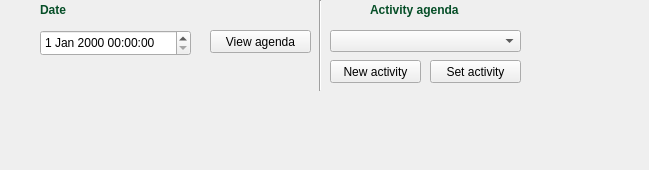
Before: the Qt Designer form humanObserverAgent_GUI/src/mainUI.ui in rahulkatiyar19955/gsoc-gui-dev, drawn with Qt 5.
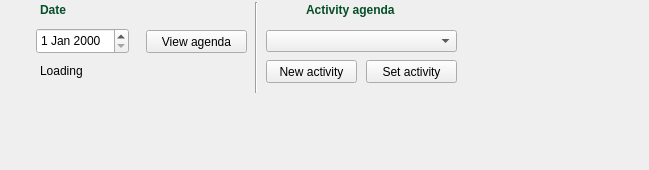
After: the same form once the commit is applied. Icons and pictures are not drawn.

Patch:
```diff
--- a/humanObserverAgent_GUI/src/mainUI.ui
+++ b/humanObserverAgent_GUI/src/mainUI.ui
@@ -13,16 +13,6 @@
   <property name="windowTitle">
    <string>humanObserverAgent_GUI</string>
   </property>
-  <widget class="QDateTimeEdit" name="dateTimeEdit">
-   <property name="geometry">
-    <rect>
-     <x>40</x>
-     <y>30</y>
-     <width>151</width>
-     <height>26</height>
-    </rect>
-   </property>
-  </widget>
   <widget class="QLabel" name="label_9">
    <property name="geometry">
     <rect>
@@ -52,7 +42,7 @@
   <widget class="QPushButton" name="pushButton_14">
    <property name="geometry">
     <rect>
-     <x>210</x>
+     <x>146</x>
      <y>30</y>
      <width>101</width>
      <height>23</height>
@@ -65,8 +55,8 @@
   <widget class="Line" name="line_5">
    <property name="geometry">
     <rect>
-     <x>310</x>
-     <y>0</y>
+     <x>246</x>
+     <y>2</y>
      <width>20</width>
      <height>91</height>
     </rect>
@@ -78,7 +68,7 @@
   <widget class="QLabel" name="label_24">
    <property name="geometry">
     <rect>
-     <x>370</x>
+     <x>306</x>
      <y>0</y>
      <width>151</width>
      <height>21</height>
@@ -91,7 +81,7 @@
   <widget class="QPushButton" name="pushButton_10">
    <property name="geometry">
     <rect>
-     <x>330</x>
+     <x>266</x>
      <y>60</y>
      <width>91</width>
      <height>23</height>
@@ -104,7 +94,7 @@
   <widget class="QPushButton" name="pushButton_11">
    <property name="geometry">
     <rect>
-     <x>430</x>
+     <x>366</x>
      <y>60</y>
      <width>91</width>
      <height>23</height>
@@ -117,13 +107,47 @@
   <widget class="QComboBox" name="comboBox_3">
    <property name="geometry">
     <rect>
-     <x>330</x>
+     <x>266</x>
      <y>30</y>
      <width>191</width>
      <height>22</height>
     </rect>
    </property>
   </widget>
+  <widget class="QLabel" name="label">
+   <property name="enabled">
+    <bool>true</bool>
+   </property>
+   <property name="geometry">
+    <rect>
+     <x>40</x>
+     <y>62</y>
+     <width>271</width>
+     <height>17</height>
+    </rect>
+   </property>
+   <property name="font">
+    <font>
+     <kerning>true</kerning>
+    </font>
+   </property>
+   <property name="inputMethodHints">
+    <set>Qt::ImhNone</set>
+   </property>
+   <property name="text">
+    <string>Loading</string>
+   </property>
+  </widget>
+  <widget class="QDateEdit" name="dateEdit">
+   <property name="geometry">
+    <rect>
+     <x>36</x>
+     <y>28</y>
+     <width>93</width>
+     <height>26</height>
+    </rect>
+   </property>
+  </widget>
  </widget>
  <resources/>
  <connections/>
```
